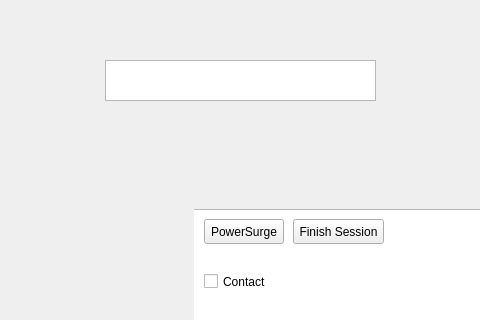
Qt form mainwindow.ui (Hall-Andrew/CESDEVICE-3004FinalProject) before a commit; both pictures show x 365 to 845 and y 0 to 320 of the 1000 by 695 pixel window.
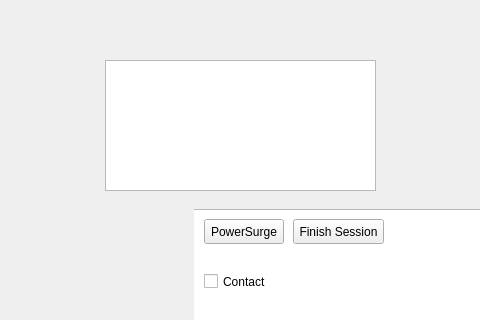
The same form after that commit. Icons and pictures are not drawn.

Commit message: Therapy History now stores Date and Time. When skipping to the end of a session the contact button unchecks.

What changed in the file:
```diff
--- a/mainwindow.ui
+++ b/mainwindow.ui
@@ -558,7 +558,7 @@
       <x>470</x>
       <y>60</y>
       <width>271</width>
-      <height>41</height>
+      <height>131</height>
      </rect>
     </property>
    </widget>
```
The commit also changes 4 other files.
